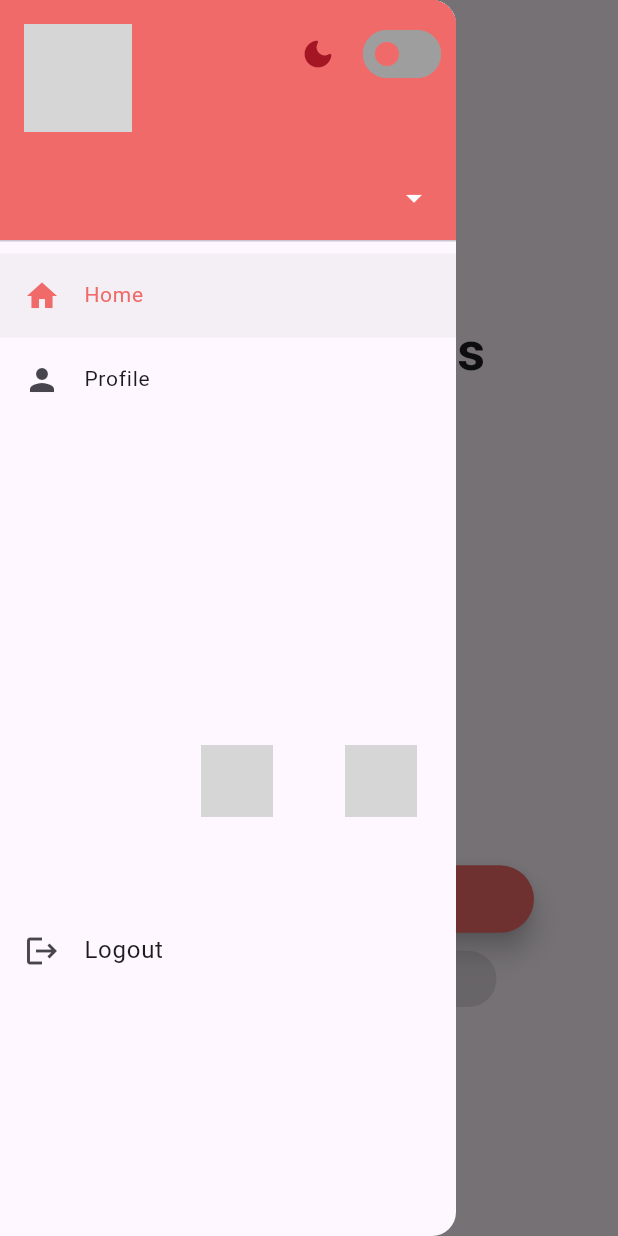
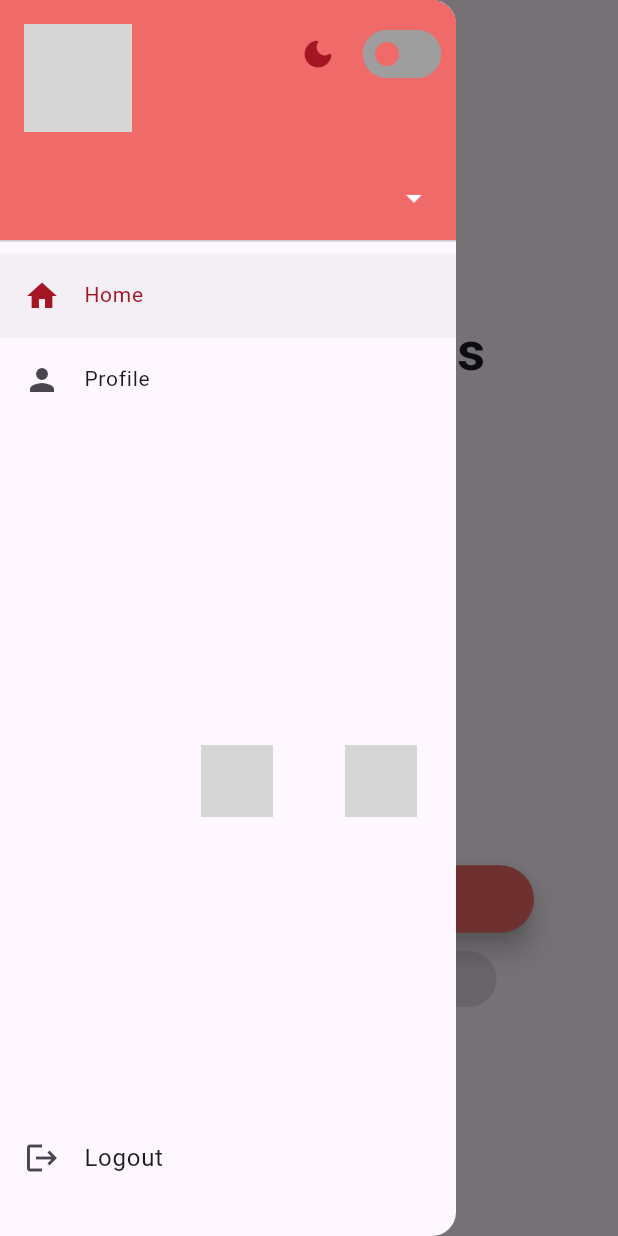
Before and after one commit to CREATRS/flash_minds_mobile, a Flutter app: the screen it shows once a user with an empty profile is signed in, in the side drawer, after a tap on "Logout", on a phone screen of 412 x 824 dp. Run offline on Flutter 3.47's test engine with Material 3 defaults, Android fonts, the phone set to English and light mode, and no system bars; drawn by our look-alikes of rounded_loading_button; our stand-ins replace cached_network_image, confetti, dio, get, hive, hive_flutter; accounts and stored records are empty; network calls fail; grey boxes are pictures that could not be loaded.

Commit message:
Add Profile screen, fix theme colors and drawer state

```diff
--- a/lib/backend/services/router.dart
+++ b/lib/backend/services/router.dart
@@ -7,6 +7,7 @@ import 'package:flash_minds/backend/services/app_state.dart';
 import 'package:flash_minds/backend/services/auth.dart';
 import 'package:flash_minds/screens/authentication/authentication.dart';
 import 'package:flash_minds/screens/home.dart';
+import 'package:flash_minds/screens/profile.dart';
 import 'package:flash_minds/screens/select_word_pack.dart';
 import 'package:flash_minds/utils/constants.dart';
 
@@ -22,11 +23,11 @@ Route<dynamic> router(RouteSettings settings) {
     //     progress: args['progress'],
     //   );
     //   break;
-    case Routes.createWordpack:
+    case Routes.home:
       screen = const Home();
       break;
-    case Routes.home:
-      screen = const Home();
+    case Routes.profile:
+      screen = const Profile();
       break;
     case Routes.selectWordpack:
       screen = const SelectWordpack();
@@ -40,7 +41,7 @@ Route<dynamic> router(RouteSettings settings) {
           ? Scaffold(
               appBar: AppBar(),
               body: screen,
-              drawer: drawer(auth),
+              drawer: const _Drawer(),
             )
           : const Authentication(),
     ),
@@ -48,17 +49,40 @@ Route<dynamic> router(RouteSettings settings) {
   );
 }
 
-Drawer drawer(AuthService auth) {
+class _Drawer extends StatelessWidget {
+  const _Drawer();
+
+  @override
+  Widget build(BuildContext context) {
+    AuthService auth = Get.find<AuthService>();
     User user = auth.user.value!;
+    ThemeData theme = Theme.of(context);
+
+    Widget routeCard(String text, String route, IconData icon) {
+      String currentRoute = Get.currentRoute;
+      bool isCurrentRoute = currentRoute == route;
+      return ListTile(
+        leading: Icon(icon),
+        title: Text(text, style: TextStyles.pMedium),
+        onTap: () {
+          if (isCurrentRoute) return;
+          Get.offAllNamed(route);
+        },
+        selectedColor: isCurrentRoute ? theme.secondaryHeaderColor : null,
+        selected: isCurrentRoute,
+        selectedTileColor: isCurrentRoute ? Colors.grey.withOpacity(.1) : null,
+      );
+    }
+
     return Drawer(
-    backgroundColor: Get.theme.scaffoldBackgroundColor,
+      backgroundColor: theme.scaffoldBackgroundColor,
       child: Column(
         children: [
           UserAccountsDrawerHeader(
             otherAccountsPictures: [
               Icon(
                 Icons.dark_mode_rounded,
-              color: Get.theme.secondaryHeaderColor,
+                color: theme.secondaryHeaderColor,
               ),
               GetBuilder<AppStateService>(
                 builder: (appState) => Switch(
@@ -69,10 +93,10 @@ Drawer drawer(AuthService auth) {
             ],
             onDetailsPressed: () => Get.toNamed(Routes.profile),
             decoration: BoxDecoration(
-            color: Get.theme.primaryColor.withOpacity(1),
+              color: theme.primaryColor.withOpacity(1),
             ),
             currentAccountPicture: CircleAvatar(
-            backgroundColor: Get.theme.secondaryHeaderColor,
+              backgroundColor: theme.secondaryHeaderColor,
               foregroundImage: user.avatar == null
                   ? null
                   : Image.network(user.avatar!, fit: BoxFit.cover).image,
@@ -97,76 +121,17 @@ Drawer drawer(AuthService auth) {
               ),
             ),
           ),
-        const _RouteCard(text: 'Home', route: Routes.home, icon: Icons.home),
-        const _RouteCard(
-          text: 'Profile',
-          route: Routes.profile,
-          icon: Icons.person,
-        ),
-        // const _RouteCard(
-        //   text: 'Store',
-        //   route: Routes.store,
-        //   icon: Icons.store,
-        // ),
-        // const _RouteCard(
-        //   text: 'Leaderboard',
-        //   route: Routes.leaderboard,
-        //   icon: Icons.leaderboard,
-        // ),
-        // const _RouteCard(
-        //   text: 'How to play',
-        //   route: Routes.howToPlay,
-        //   icon: Icons.help,
-        // ),
-        // const _RouteCard(
-        //   text: 'About',
-        //   route: Routes.about,
-        //   icon: Icons.info,
-        // ),
+          routeCard('Home', Routes.home, Icons.home),
+          routeCard('Profile', Routes.profile, Icons.person),
           const Spacer(flex: 2),
           ListTile(
             leading: const Icon(Icons.logout),
             title: const Text('Logout'),
-          onTap: () async {
-            await auth.logout();
-            Get.offAllNamed(Routes.home);
-          },
+            onTap: () => auth.logout(),
           ),
-        const Spacer(),
+          const SizedBox(height: 24),
         ],
       ),
     );
   }
-
-class _RouteCard extends StatelessWidget {
-  const _RouteCard({
-    required this.text,
-    required this.route,
-    required this.icon,
-  });
-
-  final String text;
-  final String route;
-  final IconData icon;
-
-  @override
-  Widget build(BuildContext context) {
-    String currentRoute = Get.currentRoute;
-    bool isCurrentRoute = currentRoute == route;
-    return ListTile(
-      leading: Icon(icon),
-      title: Text(
-        text,
-        style: TextStyles.pMedium,
-      ),
-      onTap: () {
-        if (isCurrentRoute) return;
-        Get.offAllNamed(route);
-      },
-      selectedColor: isCurrentRoute ? Get.theme.primaryColor : null,
-      selected: isCurrentRoute,
-      tileColor: isCurrentRoute ? Colors.amber : null,
-      selectedTileColor: isCurrentRoute ? Colors.grey.withOpacity(.1) : null,
-    );
 }
-}
--- a/lib/utils/themes.dart
+++ b/lib/utils/themes.dart
@@ -26,6 +26,10 @@ ThemeData darkTheme = ThemeData.dark().copyWith(
     thumbColor: MaterialStateProperty.all<Color>(AppColors.red),
     trackColor: MaterialStateProperty.all<Color>(Colors.black45),
   ),
+  tabBarTheme: const TabBarTheme(
+    labelColor: AppColors.lightRed,
+    indicatorColor: AppColors.lightRed,
+  ),
   textButtonTheme: TextButtonThemeData(style: _buttonStyle(dark: true)),
 );
 
@@ -41,9 +45,12 @@ ThemeData lightTheme = ThemeData(
       const ProgressIndicatorThemeData(color: AppColors.lightRed),
   switchTheme: SwitchThemeData(
     thumbColor: MaterialStateProperty.all<Color>(AppColors.lightRed),
-    trackColor:
-        MaterialStateProperty.all<Color>(Colors.grey.shade500),
+    trackColor: MaterialStateProperty.all<Color>(Colors.grey.shade500),
     trackOutlineColor: MaterialStateProperty.all<Color>(Colors.grey.shade500),
+  ),
+  tabBarTheme: const TabBarTheme(
+    labelColor: AppColors.red,
+    indicatorColor: AppColors.red,
   ),
   textButtonTheme: TextButtonThemeData(style: _buttonStyle(dark: false)),
 );
```
Also changed, not shown: lib/screens/profile.dart (added, +134 -0 lines). Lines whose indentation alone changed are shown as unchanged.
